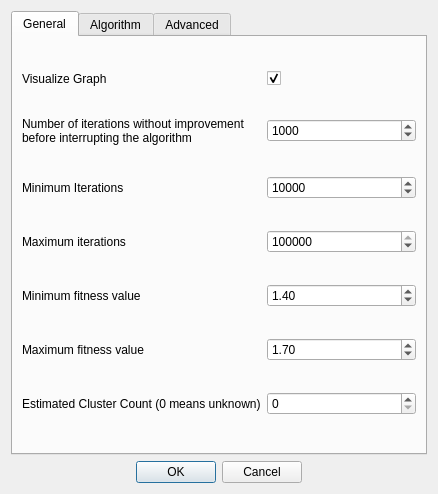
Before: the Qt Designer form src/SettingsDialog.ui in RochauD/Clusterer, drawn with Qt 5.
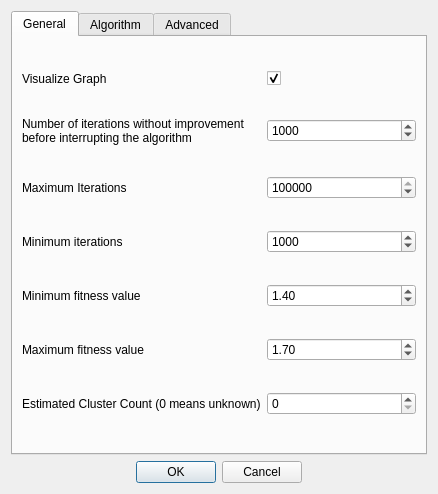
After: the same form once the commit is applied. The open tabs and pages were chosen to show the change.

Commit message: Fixed labels and fixed message boxes.

Patch:
```diff
--- a/src/SettingsDialog.ui
+++ b/src/SettingsDialog.ui
@@ -58,14 +58,14 @@
        <item row="3" column="0">
         <widget class="QLabel" name="label_3">
          <property name="text">
-          <string>Maximum iterations</string>
+          <string>Minimum iterations</string>
          </property>
         </widget>
        </item>
        <item row="2" column="0">
         <widget class="QLabel" name="label_2">
          <property name="text">
-          <string>Minimum Iterations</string>
+          <string>Maximum Iterations</string>
          </property>
         </widget>
        </item>
@@ -75,7 +75,7 @@
           <number>9999999</number>
          </property>
          <property name="value">
-          <number>100000</number>
+          <number>1000</number>
          </property>
         </widget>
        </item>
@@ -105,7 +105,7 @@
           <number>9999999</number>
          </property>
          <property name="value">
-          <number>10000</number>
+          <number>100000</number>
          </property>
         </widget>
        </item>
```
The commit also changes 2 other files.
